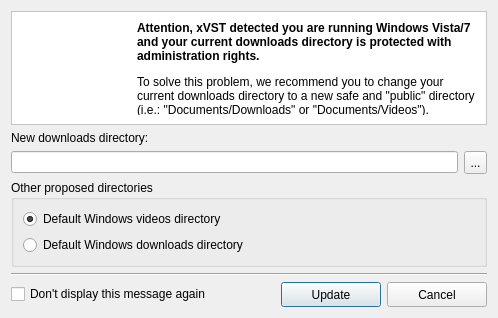
Above: ui/winvistadownloadsmsg.ui from ckorn/xvst before the change. Below: the same form after it.
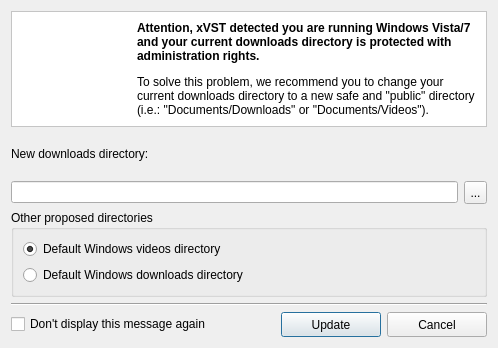
That is the form after the change. Icons and pictures are not drawn.

Commit message: - Changed "Downloads directory migration" header icon

Patch:
```diff
--- a/ui/winvistadownloadsmsg.ui
+++ b/ui/winvistadownloadsmsg.ui
@@ -7,7 +7,7 @@
     <x>0</x>
     <y>0</y>
     <width>498</width>
-    <height>314</height>
+    <height>348</height>
    </rect>
   </property>
   <property name="windowTitle">
```
Left out of the diff: 4 changed lines with no effect on the pictures. The commit also changes 2 other files.
